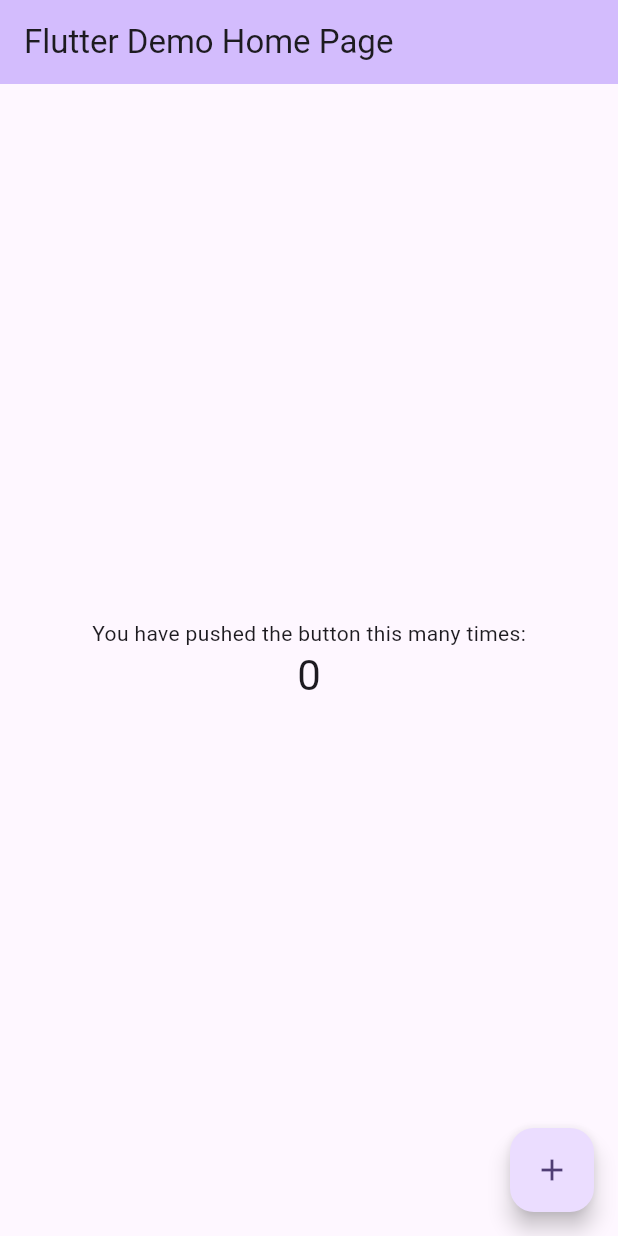
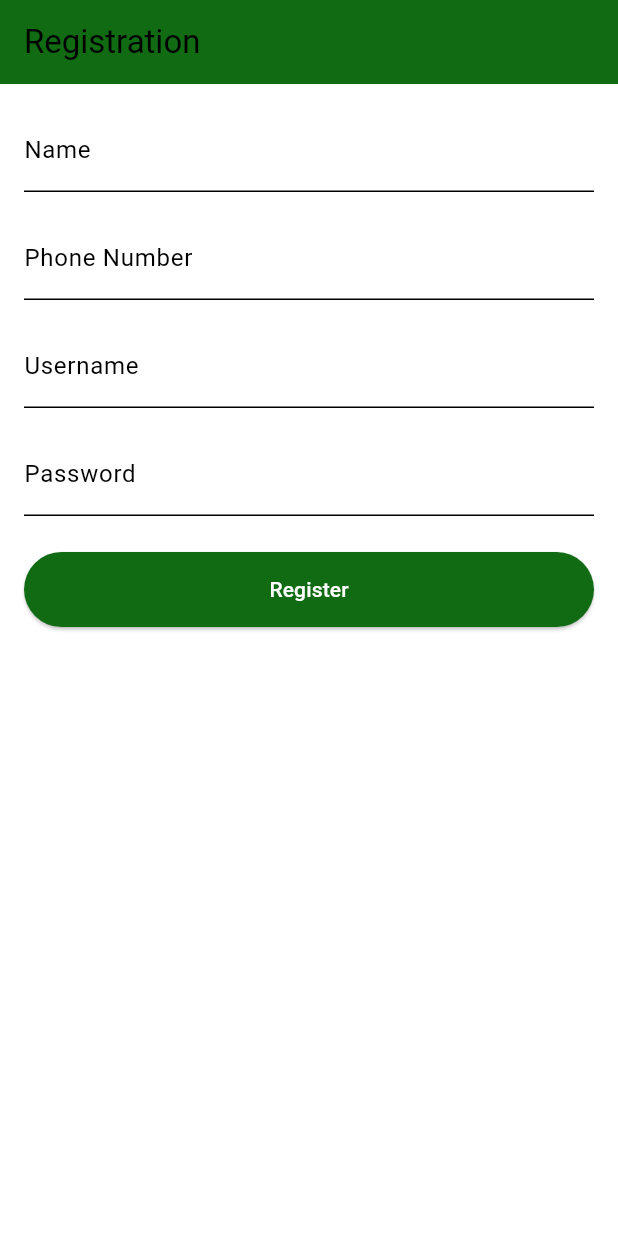
Before and after one commit to jcpanggoy/maizemate, a Flutter app: the screen it shows after launch, on a phone screen of 412 x 824 dp. Run offline on Flutter 3.47's test engine with Material 3 defaults, Android fonts, the phone set to English and light mode, and no system bars.

```diff
--- a/lib/main.dart
+++ b/lib/main.dart
@@ -1,4 +1,5 @@
 import 'package:flutter/material.dart';
+import 'registration.dart'; // Assuming you name your registration screen file this
 
 void main() {
   runApp(const MyApp());
@@ -7,119 +8,26 @@ void main() {
 class MyApp extends StatelessWidget {
   const MyApp({super.key});
 
-  // This widget is the root of your application.
   @override
   Widget build(BuildContext context) {
     return MaterialApp(
-      title: 'Flutter Demo',
+      title: 'Registration',
       theme: ThemeData(
-        // This is the theme of your application.
-        //
-        // TRY THIS: Try running your application with "flutter run". You'll see
-        // the application has a purple toolbar. Then, without quitting the app,
-        // try changing the seedColor in the colorScheme below to Colors.green
-        // and then invoke "hot reload" (save your changes or press the "hot
-        // reload" button in a Flutter-supported IDE, or press "r" if you used
-        // the command line to start the app).
-        //
-        // Notice that the counter didn't reset back to zero; the application
-        // state is not lost during the reload. To reset the state, use hot
-        // restart instead.
-        //
-        // This works for code too, not just values: Most code changes can be
-        // tested with just a hot reload.
-        colorScheme: ColorScheme.fromSeed(seedColor: Colors.deepPurple),
-        useMaterial3: true,
+        colorScheme: const ColorScheme(
+          brightness: Brightness.light,
+          primary: Color(0xFF106B13), // Your custom color
+          onPrimary: Color(0xFF106B13), // Text color on top of the primary color
+          secondary: Color(0xFF106B13), // You can adjust this as needed
+          onSecondary: Colors.white, // Text color on top of the secondary color
+          error: Colors.red, // Default or custom error color
+          onError: Colors.white, // Text color on top of the error color
+          background: Colors.white, // Background color of your app
+          onBackground: Colors.black, // Text color on the background
+          surface: Colors.white, // Surface color, e.g., cards, sheets
+          onSurface: Colors.black, // Text color on top of surface colors
+        ),
       ),
-      home: const MyHomePage(title: 'Flutter Demo Home Page'),
+      home: const RegistrationScreen(), // Your registration screen is now here
     );
   }
 }
-
-class MyHomePage extends StatefulWidget {
-  const MyHomePage({super.key, required this.title});
-
-  // This widget is the home page of your application. It is stateful, meaning
-  // that it has a State object (defined below) that contains fields that affect
-  // how it looks.
-
-  // This class is the configuration for the state. It holds the values (in this
-  // case the title) provided by the parent (in this case the App widget) and
-  // used by the build method of the State. Fields in a Widget subclass are
-  // always marked "final".
-
-  final String title;
-
-  @override
-  State<MyHomePage> createState() => _MyHomePageState();
-}
-
-class _MyHomePageState extends State<MyHomePage> {
-  int _counter = 0;
-
-  void _incrementCounter() {
-    setState(() {
-      // This call to setState tells the Flutter framework that something has
-      // changed in this State, which causes it to rerun the build method below
-      // so that the display can reflect the updated values. If we changed
-      // _counter without calling setState(), then the build method would not be
-      // called again, and so nothing would appear to happen.
-      _counter++;
-    });
-  }
-
-  @override
-  Widget build(BuildContext context) {
-    // This method is rerun every time setState is called, for instance as done
-    // by the _incrementCounter method above.
-    //
-    // The Flutter framework has been optimized to make rerunning build methods
-    // fast, so that you can just rebuild anything that needs updating rather
-    // than having to individually change instances of widgets.
-    return Scaffold(
-      appBar: AppBar(
-        // TRY THIS: Try changing the color here to a specific color (to
-        // Colors.amber, perhaps?) and trigger a hot reload to see the AppBar
-        // change color while the other colors stay the same.
-        backgroundColor: Theme.of(context).colorScheme.inversePrimary,
-        // Here we take the value from the MyHomePage object that was created by
-        // the App.build method, and use it to set our appbar title.
-        title: Text(widget.title),
-      ),
-      body: Center(
-        // Center is a layout widget. It takes a single child and positions it
-        // in the middle of the parent.
-        child: Column(
-          // Column is also a layout widget. It takes a list of children and
-          // arranges them vertically. By default, it sizes itself to fit its
-          // children horizontally, and tries to be as tall as its parent.
-          //
-          // Column has various properties to control how it sizes itself and
-          // how it positions its children. Here we use mainAxisAlignment to
-          // center the children vertically; the main axis here is the vertical
-          // axis because Columns are vertical (the cross axis would be
-          // horizontal).
-          //
-          // TRY THIS: Invoke "debug painting" (choose the "Toggle Debug Paint"
-          // action in the IDE, or press "p" in the console), to see the
-          // wireframe for each widget.
-          mainAxisAlignment: MainAxisAlignment.center,
-          children: <Widget>[
-            const Text(
-              'You have pushed the button this many times:',
-            ),
-            Text(
-              '$_counter',
-              style: Theme.of(context).textTheme.headlineMedium,
-            ),
-          ],
-        ),
-      ),
-      floatingActionButton: FloatingActionButton(
-        onPressed: _incrementCounter,
-        tooltip: 'Increment',
-        child: const Icon(Icons.add),
-      ), // This trailing comma makes auto-formatting nicer for build methods.
-    );
-  }
-}
--- /dev/null
+++ b/lib/registration.dart
@@ -0,0 +1,117 @@
+import 'package:flutter/material.dart';
+import 'package:http/http.dart' as http;
+import 'dart:convert'; // For encoding the data to JSON
+import 'login.dart';
+class RegistrationScreen extends StatefulWidget {
+  const RegistrationScreen({super.key});
+
+  @override
+  _RegistrationScreenState createState() => _RegistrationScreenState();
+}
+
+class _RegistrationScreenState extends State<RegistrationScreen> {
+  final TextEditingController _nameController = TextEditingController();
+  final TextEditingController _phoneNumberController = TextEditingController();
+  final TextEditingController _usernameController = TextEditingController();
+  final TextEditingController _passwordController = TextEditingController();
+
+Future<void> registerUser() async {
+  try {
+    var url = Uri.parse('http://192.168.254.104:5000/api/users'); // Make sure to use the correct server URL
+    var response = await http.post(
+      url,
+      headers: {"Content-Type": "application/json"},
+      body: json.encode({
+  'name': _nameController.text,
+  'phoneNumber': _phoneNumberController.text, // Corrected key to 'phoneNumber'
+  'username': _usernameController.text,
+  'password': _passwordController.text,
+      }),
+    );
+
+    if (response.statusCode == 201) {
+      ScaffoldMessenger.of(context).showSnackBar(SnackBar(
+        content: Text('User registered successfully'),
+        backgroundColor: Colors.green,
+      ));
+      Navigator.pushReplacement(
+        context,
+        MaterialPageRoute(builder: (context) => const LoginScreen()),
+      );
+    } else {
+      ScaffoldMessenger.of(context).showSnackBar(SnackBar(
+        content: Text('Failed to register'),
+        backgroundColor: Colors.red,
+      ));
+    }
+  } catch (e) {
+    ScaffoldMessenger.of(context).showSnackBar(SnackBar(
+      content: Text('Error: $e'),
+      backgroundColor: Colors.red,
+    ));
+    print(e);
+  }
+}
+
+
+  @override
+  Widget build(BuildContext context) {
+    return Scaffold(
+      appBar: AppBar(
+        title: const Text('Registration'),
+        backgroundColor: const Color(0xFF106B13),
+      ),
+      body: Padding(
+        padding: const EdgeInsets.all(16.0),
+        child: Column(
+          children: [
+            TextField(
+              controller: _nameController,
+              decoration: const InputDecoration(
+                labelText: 'Name',
+                border: UnderlineInputBorder(),
+              ),
+            ),
+            SizedBox(height: 16),
+            TextField(
+              controller: _phoneNumberController,
+              decoration: const InputDecoration(
+                labelText: 'Phone Number',
+                border: UnderlineInputBorder(),
+              ),
+            ),
+            SizedBox(height: 16),
+            TextField(
+              controller: _usernameController,
+              decoration: const InputDecoration(
+                labelText: 'Username',
+                border: UnderlineInputBorder(),
+              ),
+            ),
+            SizedBox(height: 16),
+            TextField(
+              controller: _passwordController,
+              decoration: const InputDecoration(
+                labelText: 'Password',
+                border: UnderlineInputBorder(),
+              ),
+              obscureText: true,
+            ),
+            SizedBox(height: 24),
+            ElevatedButton(
+              style: ElevatedButton.styleFrom(
+                minimumSize: const Size.fromHeight(50),
+                backgroundColor: const Color(0xFF106B13),
+                foregroundColor: Colors.white,
+              ),
+              onPressed: () {
+                registerUser();
+              },
+              child: const Text('Register'),
+            ),
+          ],
+        ),
+      ),
+    );
+  }
+}
--- a/pubspec.yaml
+++ b/pubspec.yaml
@@ -30,6 +30,7 @@ environment:
 dependencies:
   flutter:
     sdk: flutter
+  http: ^0.13.3
 
 
   # The following adds the Cupertino Icons font to your application.
```
Also changed, not shown: lib/login.dart (added, +65 -0 lines), pubspec.lock, 3 other files.
